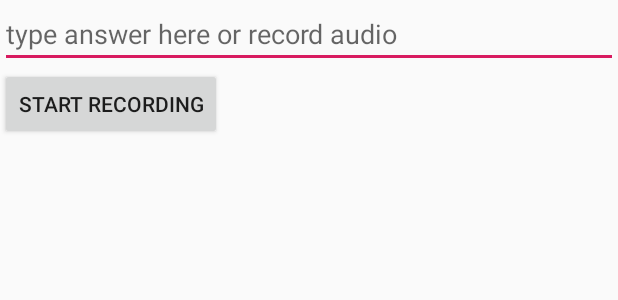
After one commit to kevinca31/social_gateway, an Android app: the layout answer_dialog.xml on its own in the app's theme, with its tools: preview values and no code run, on a phone screen of 412 x 824 dp. The commit adds this screen. Shown: the top 300 px of the screen. Run offline under Robolectric (Android 15) with nearby library versions, the phone set to English and light mode, and no system bars.

Commit message:
add voice recording

```diff
--- a/app/src/main/AndroidManifest.xml
+++ b/app/src/main/AndroidManifest.xml
@@ -3,6 +3,8 @@
           package="com.example.socialgateway">
 
     <uses-permission android:name="android.permission.INTERNET" />
+    <uses-permission android:name="android.permission.RECORD_AUDIO" />
+
 
     <application
             android:allowBackup="true"
--- /dev/null
+++ b/app/src/main/res/layout/answer_dialog.xml
@@ -0,0 +1,17 @@
+<?xml version="1.0" encoding="utf-8"?>
+<android.support.v7.widget.LinearLayoutCompat
+        xmlns:android="http://schemas.android.com/apk/res/android"
+        android:layout_width="match_parent"
+        android:layout_height="match_parent"
+        android:orientation="vertical">
+    <android.support.v7.widget.AppCompatEditText
+            android:id="@+id/answer_edit_text"
+            android:layout_width="match_parent"
+            android:layout_height="wrap_content"
+            android:hint="@string/type_answer_here_or_record_audio"/>
+    <android.support.v7.widget.AppCompatButton
+            android:id="@+id/answer_record_audio_button"
+            android:layout_width="wrap_content"
+            android:layout_height="wrap_content"
+            android:text="@string/start_recording"/>
+</android.support.v7.widget.LinearLayoutCompat>
--- a/app/src/main/res/values/strings.xml
+++ b/app/src/main/res/values/strings.xml
@@ -5,4 +5,8 @@
 
 
     <string name="X_was_not_found_on_your_device">%1$s was not found on your device</string>
+    <string name="start_recording">start recording</string>
+    <string name="type_answer_here_or_record_audio">type answer here or record audio</string>
+    <string name="stop_recording">stop recording</string>
+    <string name="delete_recording">delete recording</string>
 </resources>
--- a/build.gradle
+++ b/build.gradle
@@ -19,7 +19,6 @@ allprojects {
     repositories {
         google()
         jcenter()
-
     }
 }
 
```
Also changed, not shown: app/src/main/java/com/example/socialgateway/MainActivity.kt (+97 -30 lines).
